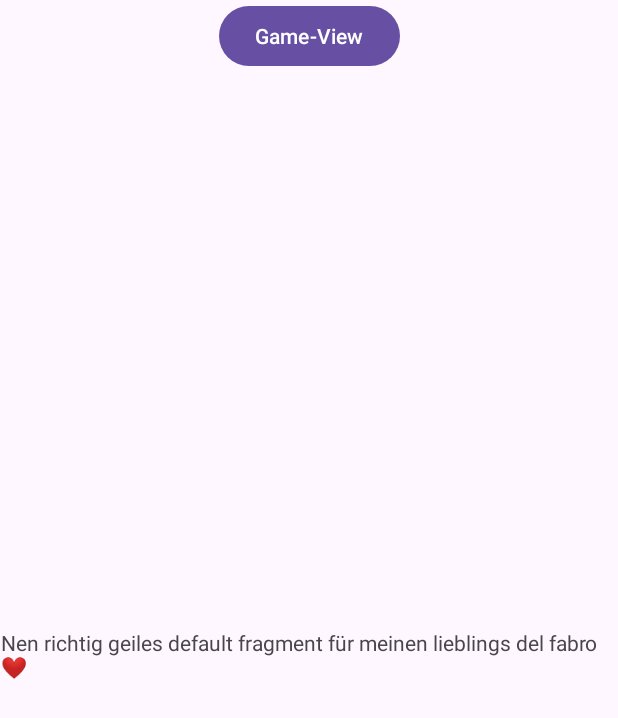
After one commit to MoritzMusel/appdev-ss23-gr1, an Android app: the layout fragment_basic.xml on its own in the app's theme, with its tools: preview values and no code run, on a phone screen of 412 x 824 dp. The commit adds this screen. Shown: the top 718 px of the screen. Run offline under Robolectric (Android 15) with nearby library versions, the phone set to English and light mode, and no system bars.

Commit message:
init ui and game activity. ui nav graph. Machts was damit ihr geilen schnitten

```diff
--- a/app/src/main/java/com/example/supersnake/MainActivity.kt
+++ b/app/src/main/java/com/example/supersnake/UIActivity.kt
@@ -3,9 +3,9 @@ package com.example.supersnake
 import androidx.appcompat.app.AppCompatActivity
 import android.os.Bundle
 
-class MainActivity : AppCompatActivity() {
+class UIActivity : AppCompatActivity() {
     override fun onCreate(savedInstanceState: Bundle?) {
         super.onCreate(savedInstanceState)
-        setContentView(R.layout.activity_main)
+        setContentView(R.layout.activity_ui)
     }
 }
--- /dev/null
+++ b/app/src/main/res/layout/fragment_basic.xml
@@ -0,0 +1,28 @@
+<?xml version="1.0" encoding="utf-8"?>
+<androidx.constraintlayout.widget.ConstraintLayout xmlns:android="http://schemas.android.com/apk/res/android"
+    xmlns:app="http://schemas.android.com/apk/res-auto"
+    xmlns:tools="http://schemas.android.com/tools"
+    android:layout_width="match_parent"
+    android:layout_height="match_parent"
+    tools:context=".BasicFragment"
+    android:orientation="horizontal">
+
+    <Button
+        android:id="@+id/button"
+        android:layout_width="wrap_content"
+        android:layout_height="wrap_content"
+        android:text="@string/game_view"
+        app:layout_constraintTop_toTopOf="parent"
+        app:layout_constraintLeft_toLeftOf="parent"
+        app:layout_constraintRight_toRightOf="parent"
+        />
+    <TextView
+        android:layout_width="wrap_content"
+        android:layout_height="wrap_content"
+        android:text="@string/nen_richtig_geiles_default_fragment_f_r_meinen_lieblings_del_fabro"
+        app:layout_constraintTop_toBottomOf="@id/button"
+        app:layout_constraintLeft_toLeftOf="@id/button"
+        app:layout_constraintRight_toRightOf="@id/button"
+        app:layout_constraintBottom_toBottomOf="parent"
+        />
+</androidx.constraintlayout.widget.ConstraintLayout>
--- a/app/src/main/res/values/strings.xml
+++ b/app/src/main/res/values/strings.xml
@@ -1,3 +1,7 @@
 <resources>
     <string name="app_name">SuperSnake</string>
+    <string name="game_view">Game-View</string>
+    <string name="nen_richtig_geiles_default_fragment_f_r_meinen_lieblings_del_fabro">Nen richtig geiles default fragment für meinen lieblings del fabro❤️</string>
+    <!-- TODO: Remove or change this placeholder text -->
+    <string name="hello_blank_fragment">Hello blank fragment</string>
 </resources>
```
Also changed, not shown: app/build.gradle (+13 -2 lines), app/src/main/AndroidManifest.xml (+7 -2 lines), app/src/main/java/com/example/supersnake/BasicFragment.kt (added, +72 -0 lines), app/src/main/java/com/example/supersnake/GameViewActivity.kt (added, +13 -0 lines), app/src/main/res/layout/activity_game_view.xml (added, +8 -0 lines), app/src/main/res/layout/activity_ui.xml (renamed from app/src/main/res/layout/activity_main.xml, +8 -9 lines), app/src/main/res/navigation/navigation_graph.xml (added, +12 -0 lines).
